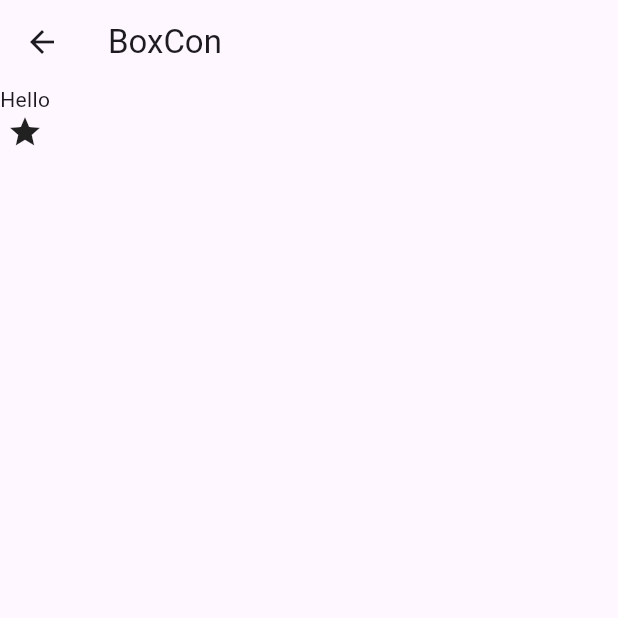
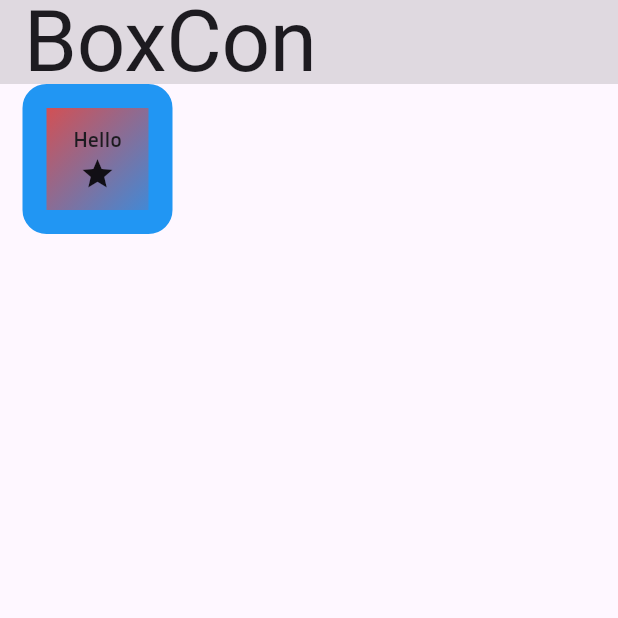
Before and after one commit to ba6853ak/flutter_study, a Flutter app: the screen it shows after launch, after a tap on "BoxContainer", on a phone screen of 412 x 824 dp, the top half of it. Run offline on Flutter 3.47's test engine with Material 3 defaults, Android fonts, the phone set to English and light mode, and no system bars.

Commit message:
Feat: 변수 사용

```diff
--- a/lib/Home.dart
+++ b/lib/Home.dart
@@ -30,10 +30,15 @@ class Home extends StatelessWidget {
               Navigator.pushNamed(context, '/bottomNavigationBar');
             }, child: Text('BottomNavigationBar')),
             SizedBox(height: 10,),
-            ElevatedButton(onPressed: () {
+            ElevatedButton(onPressed: () { // 익명함수라고 함.
               print('BoxCon Click');
               Navigator.pushNamed(context, '/boxCon');
             }, child: Text('BoxContainer')),
+            SizedBox(height: 10,),
+            ElevatedButton(onPressed: () { // 익명함수라고 함.
+              print('Con2 Click');
+              Navigator.pushNamed(context, '/con2');
+            }, child: Text('Con2')),
           ],
         ),
       ),
--- a/lib/def/BoxCon.dart
+++ b/lib/def/BoxCon.dart
@@ -1,5 +1,4 @@
 import 'package:flutter/material.dart';
-
 
 // stless 위젯
 class BoxCon extends StatelessWidget {
@@ -7,19 +6,63 @@ class BoxCon extends StatelessWidget {
 
   @override
   Widget build(BuildContext context) {
-    return Scaffold(
+    final textTheme = Theme.of(context).textTheme;
 
-      appBar: AppBar(title: Text('BoxCon'),),
-      body: Container(
-        child: Column(
-          children: [
-            Text('Hello'),
-            Icon(Icons.star),
-
-          ],
+    return MaterialApp(
+      theme: ThemeData(
+          fontFamily: 'sunflower',
+          textTheme: TextTheme(
+              displayLarge: TextStyle(
+            color: Colors.white10,
+            fontSize: 25,
+            fontWeight: FontWeight.bold,
+            fontFamily: 'perisienne',
+          ))),
+      home: Scaffold(
+        appBar: AppBar(
+          title: Text(
+            'BoxCon',
+            style: textTheme.displayLarge,
+          ),
+          backgroundColor: Colors.black12,
         ),
+        body: _Body(),
       ),
-
     );
   }
 }
+
+// Java에서 접근제어자.
+// public, protected, default, private
+
+class _Body extends StatelessWidget {
+  const _Body({super.key});
+
+  @override
+  Widget build(BuildContext context) {
+    return Container(
+      margin: EdgeInsets.only(left: 15),
+      width: 100,
+      height: 100,
+      decoration: BoxDecoration(
+        color: Colors.amberAccent,
+        border: Border.all(
+          width: 16,
+          color: Colors.blue,
+        ),
+        borderRadius: BorderRadius.circular(16),
+        gradient: LinearGradient(
+            colors: [Colors.red, Colors.blue],
+            begin: Alignment.topLeft,
+            end: Alignment.bottomRight),
+      ),
+      child: Column(
+        mainAxisAlignment: MainAxisAlignment.center,
+        children: [
+          Text('Hello'),
+          Icon(Icons.star),
+        ],
+      ),
+    );
+  }
+}
--- a/lib/routes.dart
+++ b/lib/routes.dart
@@ -6,7 +6,7 @@ import 'def/RowColumn.dart';
 import 'def/star.dart';
 import 'def/bottom_navigation_bar.dart';
 import 'def/BoxCon.dart';
-
+import 'def/Con2.dart';
 // Java Map ( Hash Map Key:Value )
 final Map<String, WidgetBuilder> routes = {
   "/home": (context) => Home(),
@@ -16,4 +16,5 @@ final Map<String, WidgetBuilder> routes = {
   "/star": (context) => Star(),
   "/bottomNavigationBar": (context) => BottomNavigation(),
   "/boxCon": (context) => BoxCon(),
+  "/con2": (context) => Con2(),
 };
```
Also changed, not shown: lib/def/Con2.dart (added, +93 -0 lines), lib/def/List.dart (added, +40 -0 lines), lib/def/Variable.dart (added, +19 -0 lines), pubspec.yaml (+13 -1 lines), assets/font/Parisienne-Regular.ttf (added), assets/font/Sunflower-Bold.ttf (added), assets/font/Sunflower-Light.ttf (added), assets/font/Sunflower-Medium.ttf (added).
